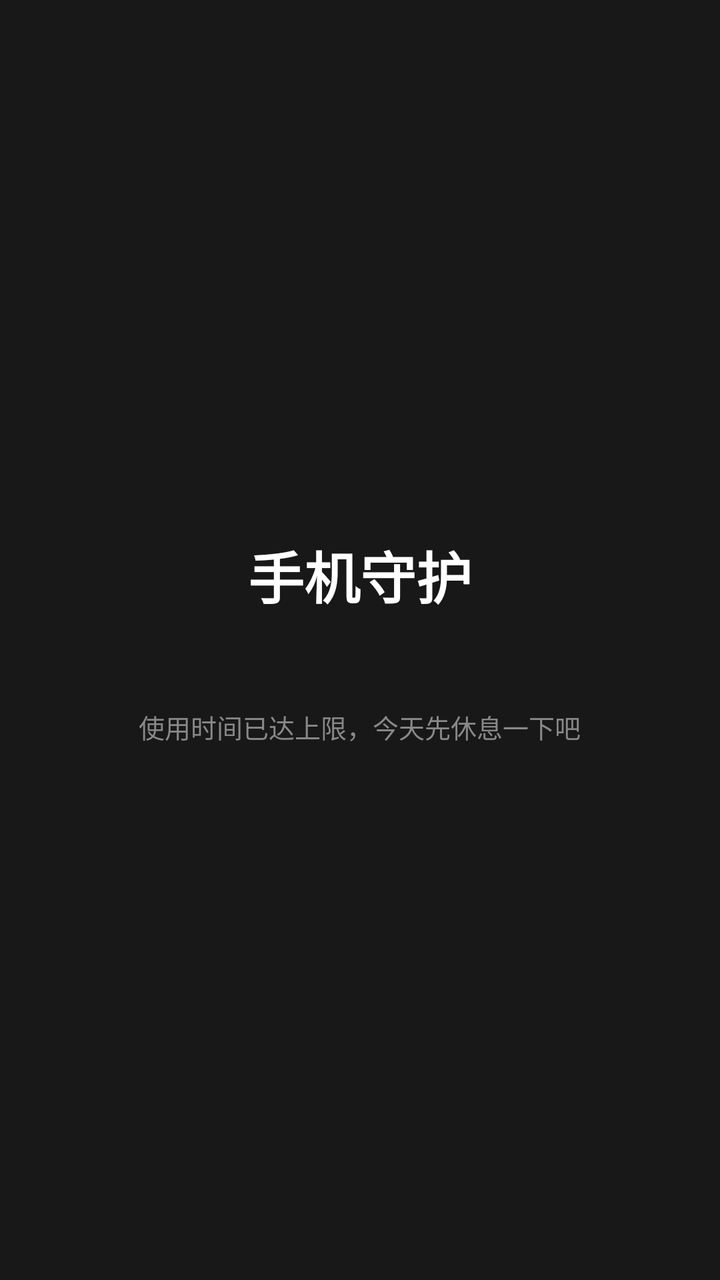
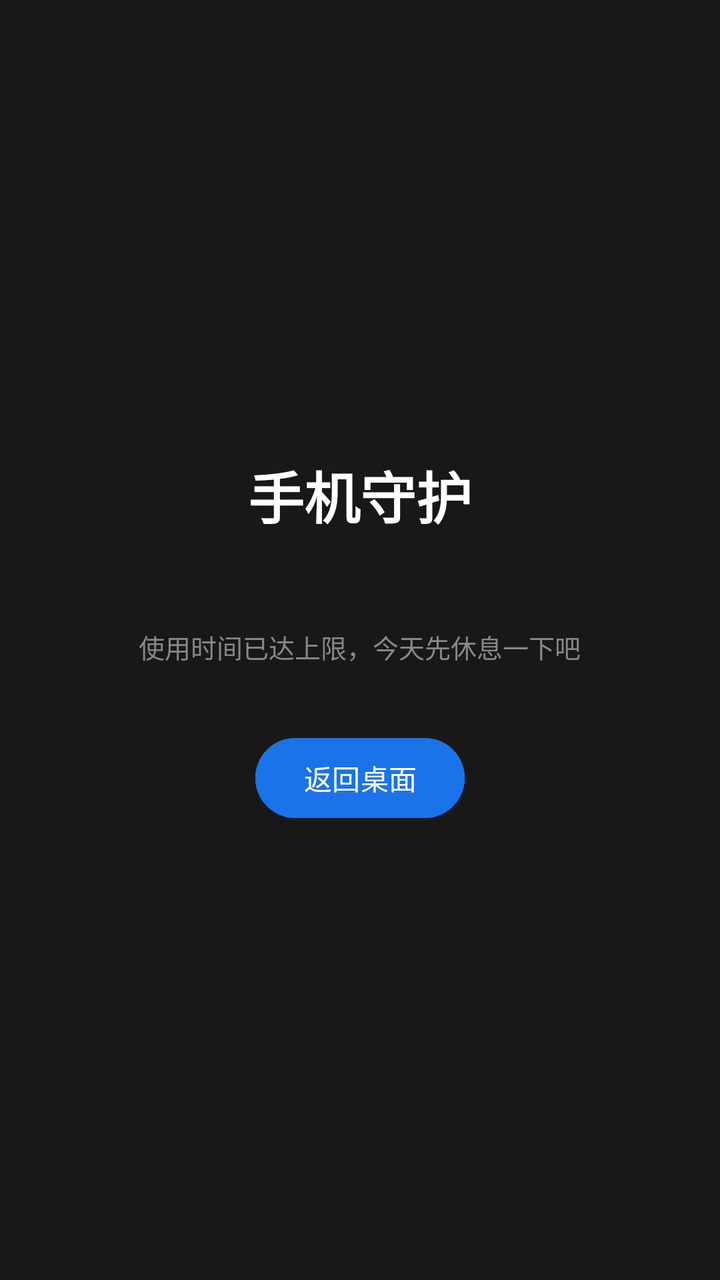

Screens rendered from an Android XML layout before and after an edit, with the pre-edit source and the edit as a unified diff.
<!-- AndroidManifest.xml: application theme Theme.PhoneGuard -->
<!-- res/layout/view_block_overlay.xml -->
<?xml version="1.0" encoding="utf-8"?>
<LinearLayout xmlns:android="http://schemas.android.com/apk/res/android"
    android:layout_width="match_parent"
    android:layout_height="match_parent"
    android:background="#E6000000"
    android:gravity="center"
    android:orientation="vertical"
    android:padding="32dp">

    <TextView
        android:layout_width="wrap_content"
        android:layout_height="wrap_content"
        android:text="@string/overlay_title"
        android:textColor="#FFFFFF"
        android:textSize="28sp"
        android:textStyle="bold" />

    <TextView
        android:id="@+id/tvOverlayReason"
        android:layout_width="wrap_content"
        android:layout_height="wrap_content"
        android:layout_marginTop="16dp"
        android:gravity="center"
        android:textColor="#CCCCCC"
        android:textSize="16sp" />

    <TextView
        android:layout_width="wrap_content"
        android:layout_height="wrap_content"
        android:layout_marginTop="8dp"
        android:text="@string/overlay_hint"
        android:textColor="#888888"
        android:textSize="13sp" />
</LinearLayout>
<!-- resources referenced by this layout -->
<resources>
  <string name="overlay_hint">使用时间已达上限，今天先休息一下吧</string>
  <string name="overlay_title">手机守护</string>
  <style name="Theme.PhoneGuard" parent="Theme.Material3.DayNight.NoActionBar" />
</resources>

<!-- the commit's change to res/layout/view_block_overlay.xml (unified diff, before → after) -->
@@ -31,4 +31,13 @@
         android:text="@string/overlay_hint"
         android:textColor="#888888"
         android:textSize="13sp" />
+
+    <Button
+        android:id="@+id/btnGoHome"
+        android:layout_width="wrap_content"
+        android:layout_height="wrap_content"
+        android:layout_marginTop="32dp"
+        android:backgroundTint="#1A73E8"
+        android:text="@string/overlay_go_home"
+        android:textColor="#FFFFFF" />
 </LinearLayout>
<!-- resource entries referenced after the edit -->
@@ -1,5 +1,6 @@
 <!-- resources referenced by this layout -->
 <resources>
+  <string name="overlay_go_home">返回桌面</string>
   <string name="overlay_hint">使用时间已达上限，今天先休息一下吧</string>
   <string name="overlay_title">手机守护</string>
   <style name="Theme.PhoneGuard" parent="Theme.Material3.DayNight.NoActionBar" />
